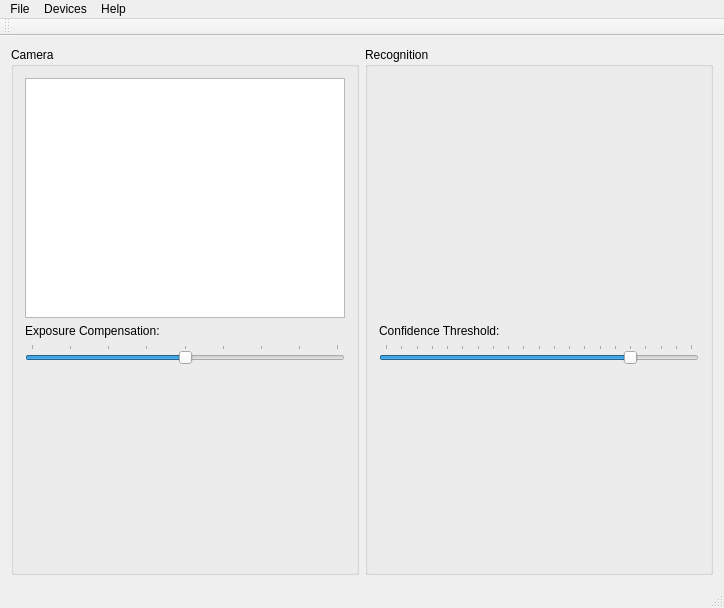
Before: the Qt Designer form mainwindow.ui in tvabramov/WebCamRecognizer, drawn with Qt 5.
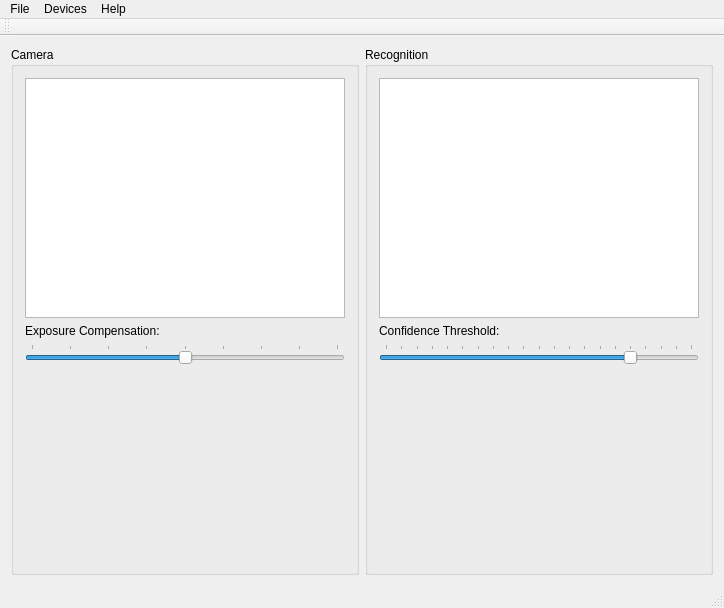
After: the same form once the commit is applied. Icons and pictures are not drawn.

Commit message: Recognition view reengineering

```diff
--- a/mainwindow.ui
+++ b/mainwindow.ui
@@ -104,15 +104,24 @@
       </property>
       <layout class="QVBoxLayout" name="verticalLayout_2">
        <item>
-        <widget class="QLabel" name="labelSnapshot">
+        <widget class="QGraphicsView" name="graphicsViewRecognition">
          <property name="minimumSize">
           <size>
            <width>320</width>
            <height>240</height>
           </size>
          </property>
-         <property name="text">
-          <string/>
+         <property name="maximumSize">
+          <size>
+           <width>640</width>
+           <height>480</height>
+          </size>
+         </property>
+         <property name="verticalScrollBarPolicy">
+          <enum>Qt::ScrollBarAlwaysOff</enum>
+         </property>
+         <property name="horizontalScrollBarPolicy">
+          <enum>Qt::ScrollBarAlwaysOff</enum>
          </property>
         </widget>
        </item>
```
Left out of the diff: 4 changed lines with no effect on the pictures. The commit also changes 10 other files.
